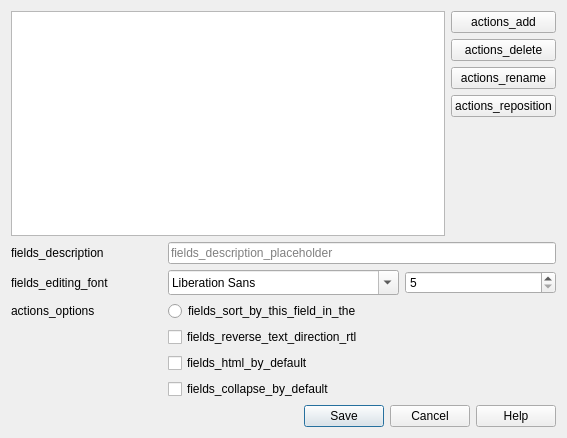
Above: qt/aqt/forms/fields.ui from ankitects/anki before the change. Below: the same form after it.
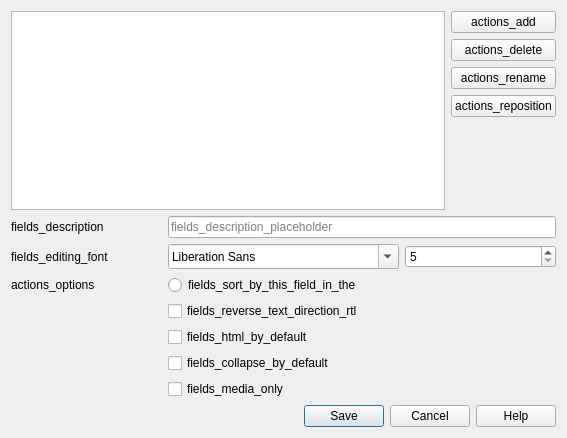
That is the form after the change.

Commit message: Created the field media_only config

What changed in the file:
```diff
--- a/qt/aqt/forms/fields.ui
+++ b/qt/aqt/forms/fields.ui
@@ -148,6 +148,16 @@
        </property>
       </widget>
      </item>
+     <item row="6" column="1" alignment="Qt::AlignLeft">
+      <widget class="QCheckBox" name="mediaOnly">
+       <property name="enabled">
+        <bool>true</bool>
+       </property>
+       <property name="text">
+        <string>fields_media_only</string>
+       </property>
+      </widget>
+     </item>
      <item row="0" column="1" colspan="2">
       <widget class="QLineEdit" name="fieldDescription">
        <property name="placeholderText">
```
The commit also changes 6 other files.
